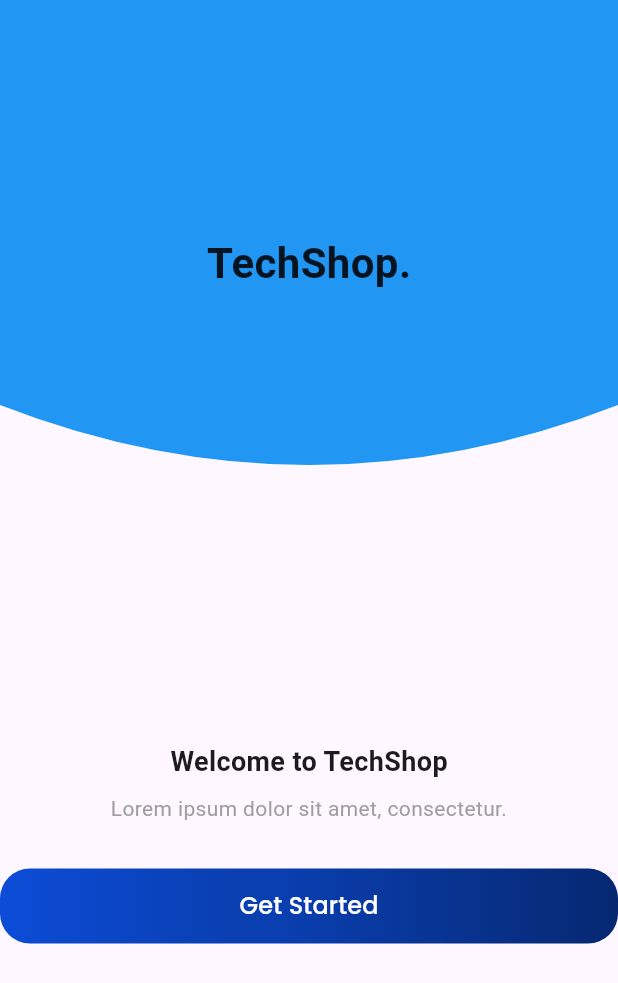
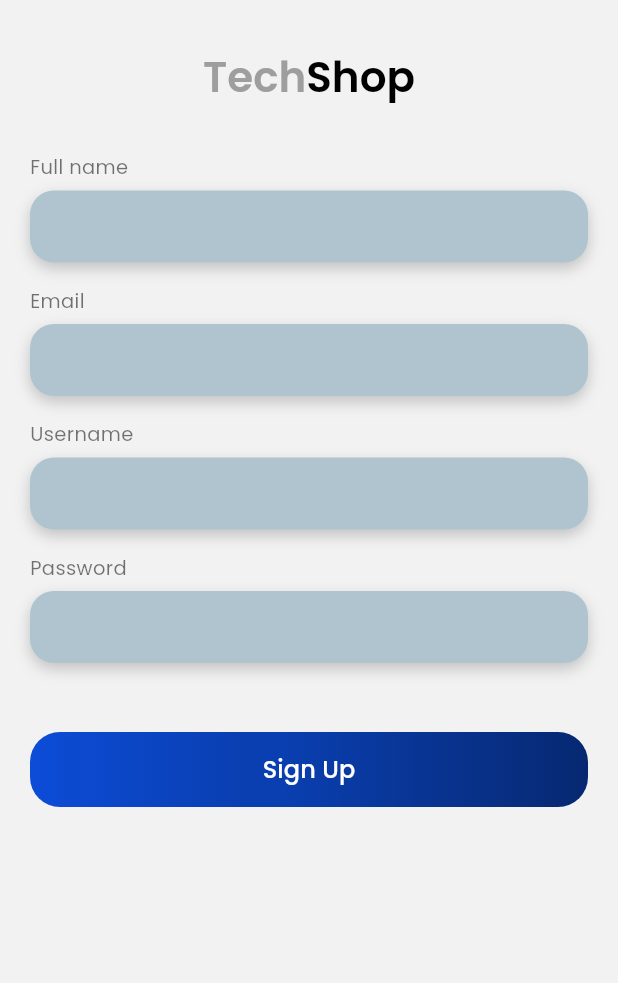
Before and after one commit to Syailendra08/flutter-slicing, a Flutter app: the screen it shows after launch, after a tap on "Get Started", on a phone screen of 412 x 824 dp. Shown: the top 983 px of the screen. Run offline on Flutter 3.47's test engine with Material 3 defaults, Android fonts, the phone set to English and light mode, and no system bars; our stand-ins replace google_fonts.

Commit message:
Add Signup page

```diff
--- a/lib/views/boarding_page.dart
+++ b/lib/views/boarding_page.dart
@@ -1,4 +1,5 @@
 import 'package:flutter/material.dart';
+import 'package:tech_shop/views/signup_page.dart';
 import 'package:tech_shop/widgets/button.dart';
 
 class BoardingPage extends StatelessWidget {
@@ -55,7 +56,11 @@
               CustomButton(
                 textButton: "Get Started",
                 onPressed: () {
-
+                 Navigator.push(
+                  context,
+                  MaterialPageRoute(builder: (context) =>
+                  SignupPage()),
+                );
                 },
               )
             ],
--- /dev/null
+++ b/lib/views/signup_page.dart
@@ -0,0 +1,115 @@
+import 'package:flutter/material.dart';
+import 'package:google_fonts/google_fonts.dart';
+import 'package:tech_shop/widgets/button.dart';
+class SignupPage extends StatelessWidget {
+  const SignupPage({super.key});
+
+  @override
+  Widget build(BuildContext context) {
+   return Scaffold(
+      backgroundColor: const Color(0xFFF2F2F2),
+      body: SafeArea(
+        child: Padding(
+          padding:  EdgeInsets.symmetric(horizontal: 20),
+          child: Column(
+            crossAxisAlignment: CrossAxisAlignment.start,
+            children: [
+               SizedBox(height: 30),
+
+              // Title
+              Center(
+                child: RichText(
+                  text: TextSpan(
+                    children: [
+                      TextSpan(
+                        text: "Tech",
+                        style: GoogleFonts.poppins(
+                          fontSize: 28,
+                          fontWeight: FontWeight.w600,
+                          color: Colors.grey,
+                        ),
+                      ),
+                      TextSpan(
+                        text: "Shop",
+                        style: GoogleFonts.poppins(
+                          fontSize: 28,
+                          fontWeight: FontWeight.w600,
+                          color: Colors.black,
+                        ),
+                      ),
+                    ],
+                  ),
+                ),
+              ),
+
+               SizedBox(height: 30),
+
+              // Form Fields
+              buildLabel("Full name"),
+              buildInput(),
+
+              buildLabel("Email"),
+              buildInput(),
+
+              buildLabel("Username"),
+              buildInput(),
+
+              buildLabel("Password"),
+              buildInput(isPassword: true),
+
+               SizedBox(height: 30),
+
+              // Button (pakai CustomButton kamu)
+              CustomButton(
+                textButton: "Sign Up",
+                onPressed: () {
+
+                },
+              ),
+            ],
+          ),
+        ),
+      ),
+    );
+  }
+
+  // Label Text
+  Widget buildLabel(String text) {
+    return Padding(
+      padding:  EdgeInsets.only(bottom: 6),
+      child: Text(
+        text,
+        style: GoogleFonts.poppins(
+          fontSize: 13,
+          color: Colors.black54,
+        ),
+      ),
+    );
+  }
+
+  // Input Field (modif dari FormTextarea kamu)
+  Widget buildInput({bool isPassword = false}) {
+    return Container(
+      width: double.infinity,
+      margin:  EdgeInsets.only(bottom: 16),
+      padding:  EdgeInsets.symmetric(horizontal: 16),
+      decoration: BoxDecoration(
+        color:  Color(0xFFB0C4CF),
+        borderRadius: BorderRadius.circular(16),
+        boxShadow: [
+          BoxShadow(
+            color: Colors.black.withValues(alpha: 0.2),
+            blurRadius: 8,
+            offset:  Offset(0, 4),
+          ),
+        ],
+      ),
+      child: TextField(
+        obscureText: isPassword,
+        decoration:  InputDecoration(
+          border: InputBorder.none,
+        ),
+      ),
+    );
+  }
+}
--- a/lib/widgets/form.dart
+++ b/lib/widgets/form.dart
@@ -8,20 +8,20 @@
     return Center(
       child: Container(
         width: double.infinity,
-        margin: const EdgeInsets.symmetric(horizontal: 16, vertical: 20),
-        padding: const EdgeInsets.all(20),
+        margin:  EdgeInsets.symmetric(horizontal: 16, vertical: 20),
+        padding:  EdgeInsets.all(20),
         decoration: BoxDecoration(
-          color: const Color(0xFFB0C4CF), // warna biru abu-abu
-          borderRadius: BorderRadius.circular(20), // sudut membulat
+          color:  Color(0xFFB0C4CF),
+          borderRadius: BorderRadius.circular(20),
           boxShadow: [
             BoxShadow(
               color: Colors.black.withValues(alpha: 0.2),
               blurRadius: 10,
-              offset: const Offset(0, 6), // shadow ke bawah
+              offset:  Offset(0, 6),
             ),
           ],
         ),
-        child: const Text(
+        child:  Text(
           "Isi konten di sini",
           style: TextStyle(color: Colors.white),
         ),
```
